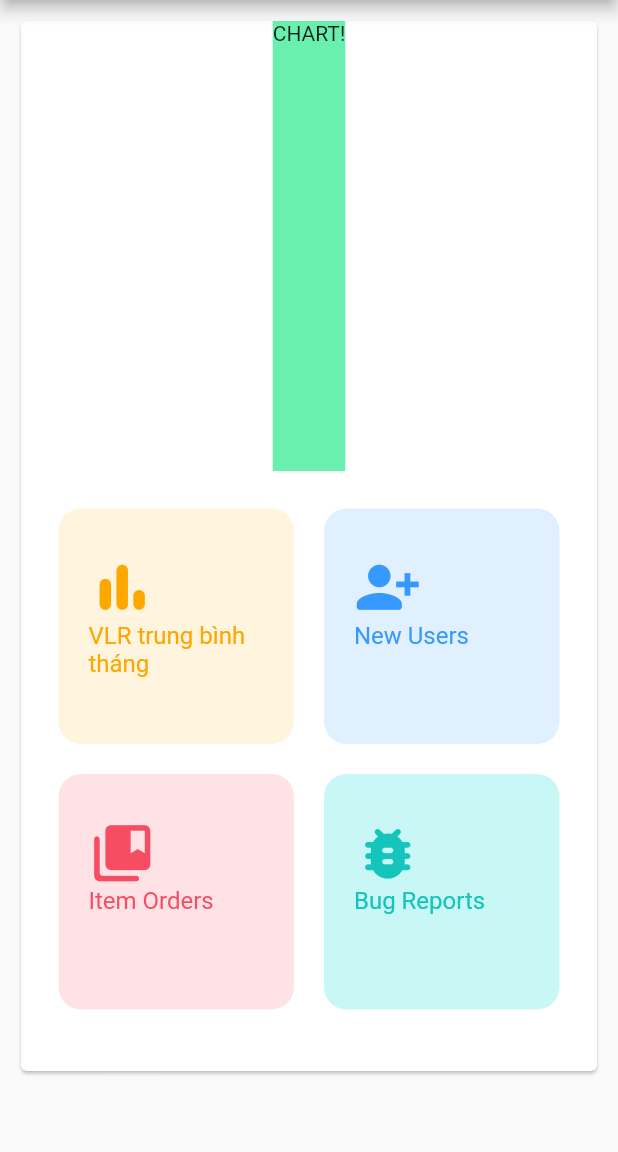
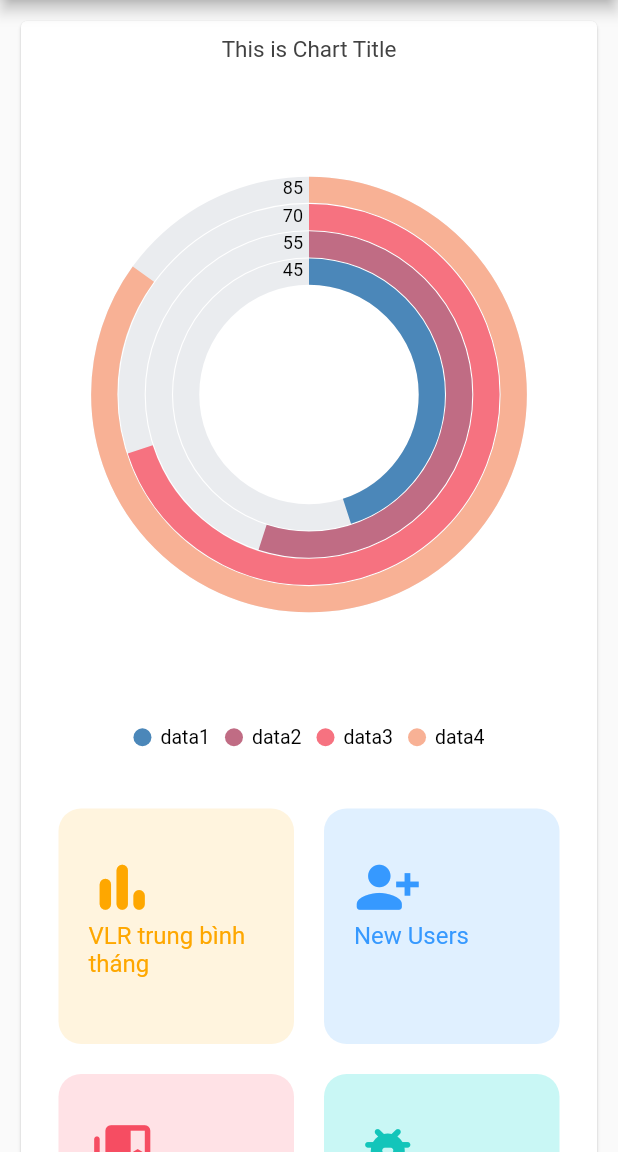
Before and after one commit to nguyenthegiang/projectMobifone_mobile, a Flutter app: the screen it shows after launch, on a phone screen of 412 x 824 dp, the part 84-1236 px from its top. Run offline on Flutter 3.47's test engine with Material 2 defaults, Android fonts, the phone set to English and light mode, and no system bars; our stand-ins replace syncfusion_flutter_charts.

Commit message:
Card 1 - Chart

```diff
--- a/lib/Widget/card_1.dart
+++ b/lib/Widget/card_1.dart
@@ -1,5 +1,6 @@
 import 'package:flutter/material.dart';
 
+import './card_1_chart.dart';
 import './card_1_menu.dart';
 
 class Card1 extends StatelessWidget {
@@ -15,12 +16,7 @@ class Card1 extends StatelessWidget {
         child: Column(
           children: [
             //Radial Bar Chart
-            Container(
-              //Chart goes here!
-              height: 300,
-              child: Text('CHART!'),
-              color: Colors.greenAccent,
-            ),
+            Card1Chart(),
             //Vài Button xếp trong GridView
             Container(
               height: 400,
--- /dev/null
+++ b/lib/Widget/card_1_chart.dart
@@ -0,0 +1,85 @@
+import 'package:flutter/material.dart';
+//Dùng thư viện để vẽ Chart
+import 'package:syncfusion_flutter_charts/charts.dart';
+
+//Radial Bar Chart
+class Card1Chart extends StatefulWidget {
+  @override
+  State<Card1Chart> createState() => _Card1ChartState();
+}
+
+class _Card1ChartState extends State<Card1Chart> {
+  //list để chứa data cho chart
+  late List<ChartData> _chartData;
+  //tooltip cho chart: nhấn vào chart thì hiển thị
+  late TooltipBehavior _tooltipBehavior;
+
+  @override
+  void initState() {
+    //tạo data source
+    _chartData = getChartData();
+    //tạo tooltip
+    _tooltipBehavior = TooltipBehavior(
+      enable: true,
+    );
+    super.initState();
+  }
+
+  @override
+  Widget build(BuildContext context) {
+    return Container(
+      height: 500,
+      child: SafeArea(
+        child: SfCircularChart(
+          //tên chart
+          title: ChartTitle(text: 'This is Chart Title'),
+          //chú thích
+          legend: Legend(
+            isVisible: true,
+            overflowMode: LegendItemOverflowMode.wrap,
+          ),
+          //tooltip
+          tooltipBehavior: _tooltipBehavior,
+          //Loại chart
+          series: <CircularSeries>[
+            RadialBarSeries<ChartData, String>(
+              //data source
+              dataSource: _chartData,
+              //tên thuộc tính
+              xValueMapper: (ChartData data, _) => data.dataName,
+              //value của thuộc tính
+              yValueMapper: (ChartData data, _) => data.dataValue,
+              //thêm label cho các data
+              dataLabelSettings: DataLabelSettings(isVisible: true),
+              //cho phép hiển thị tooltip
+              enableTooltip: true,
+              //maximum value: giá trị tối đa để dựa vào đó các cột hiển thị
+              maximumValue: 100,
+            )
+          ],
+        ),
+      ),
+    );
+  }
+
+  /*Tạo 1 DataSource cho Chart = List các Data
+  (Dummy Data)*/
+  List<ChartData> getChartData() {
+    final List<ChartData> chartData = [
+      ChartData('data1', 45),
+      ChartData('data2', 55),
+      ChartData('data3', 70),
+      ChartData('data4', 85),
+    ];
+
+    return chartData;
+  }
+}
+
+//Class chứa Data cho Chart
+class ChartData {
+  final String dataName;
+  final int dataValue;
+
+  ChartData(this.dataName, this.dataValue);
+}
```
